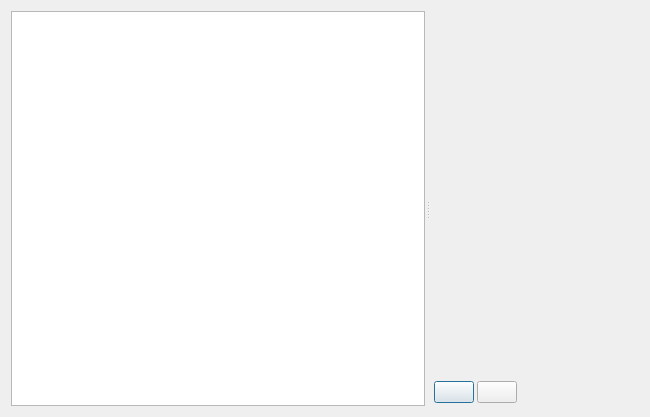
This is Tools/ResourceEditor/DataQt/soundbrowser.ui in xaoctech/dava.engine as Qt 5 draws it before an edit. The edited form follows.
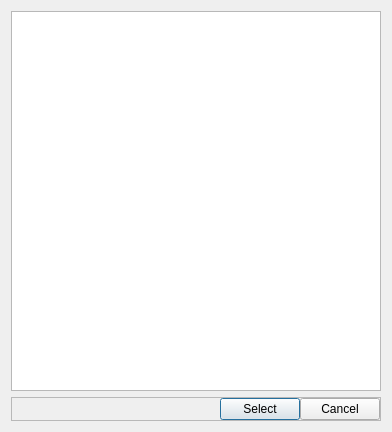
This is the edited form.

```diff
--- a/Tools/ResourceEditor/DataQt/soundbrowser.ui
+++ b/Tools/ResourceEditor/DataQt/soundbrowser.ui
@@ -6,8 +6,8 @@
    <rect>
     <x>0</x>
     <y>0</y>
-    <width>650</width>
-    <height>417</height>
+    <width>392</width>
+    <height>432</height>
    </rect>
   </property>
   <property name="sizePolicy">
@@ -19,25 +19,9 @@
   <property name="windowTitle">
    <string>SoundComponent Options</string>
   </property>
-  <layout class="QHBoxLayout" name="horizontalLayout">
+  <layout class="QVBoxLayout" name="verticalLayout">
    <item>
-    <widget class="QSplitter" name="splitter">
-     <property name="orientation">
-      <enum>Qt::Horizontal</enum>
-     </property>
-     <property name="handleWidth">
-      <number>6</number>
-     </property>
-     <property name="childrenCollapsible">
-      <bool>false</bool>
-     </property>
      <widget class="QTreeWidget" name="treeWidget">
-      <property name="sizePolicy">
-       <sizepolicy hsizetype="Preferred" vsizetype="Preferred">
-        <horstretch>0</horstretch>
-        <verstretch>0</verstretch>
-       </sizepolicy>
-      </property>
       <property name="minimumSize">
        <size>
         <width>200</width>
@@ -52,94 +36,26 @@
       </attribute>
       <column>
        <property name="text">
-        <string>Column</string>
+       <string notr="true">1</string>
        </property>
       </column>
      </widget>
+   </item>
+   <item>
      <widget class="QFrame" name="frame">
-      <property name="minimumSize">
-       <size>
-        <width>200</width>
-        <height>0</height>
-       </size>
-      </property>
-      <layout class="QVBoxLayout" name="verticalLayout">
-       <property name="spacing">
-        <number>0</number>
-       </property>
-       <property name="margin">
-        <number>0</number>
-       </property>
-       <item>
-        <widget class="QLabel" name="eventNameLabel">
-         <property name="text">
-          <string/>
-         </property>
-         <property name="alignment">
-          <set>Qt::AlignCenter</set>
-         </property>
-        </widget>
-       </item>
-       <item>
-        <widget class="QFrame" name="paramsFrame">
          <property name="frameShape">
-          <enum>QFrame::NoFrame</enum>
+      <enum>QFrame::StyledPanel</enum>
          </property>
          <property name="frameShadow">
           <enum>QFrame::Raised</enum>
          </property>
-         <layout class="QGridLayout" name="gridLayout">
-          <property name="margin">
-           <number>6</number>
-          </property>
+     <layout class="QHBoxLayout" name="horizontalLayout">
           <property name="spacing">
-           <number>3</number>
-          </property>
-         </layout>
-        </widget>
-       </item>
-       <item>
-        <spacer name="verticalSpacer">
-         <property name="orientation">
-          <enum>Qt::Vertical</enum>
-         </property>
-         <property name="sizeHint" stdset="0">
-          <size>
-           <width>20</width>
-           <height>40</height>
-          </size>
-         </property>
-        </spacer>
-       </item>
-       <item>
-        <widget class="QFrame" name="frame_2">
-         <property name="frameShape">
-          <enum>QFrame::NoFrame</enum>
-         </property>
-         <property name="frameShadow">
-          <enum>QFrame::Raised</enum>
-         </property>
-         <layout class="QHBoxLayout" name="horizontalLayout_2">
-          <property name="spacing">
-           <number>3</number>
-          </property>
+       <number>0</number>
+      </property>
           <property name="margin">
-           <number>3</number>
-          </property>
-          <item>
-           <widget class="QPushButton" name="playButton">
-            <property name="text">
-             <string/>
-            </property>
-           </widget>
-          </item>
-          <item>
-           <widget class="QPushButton" name="stopButton">
-            <property name="text">
-             <string/>
-            </property>
-           </widget>
-          </item>
+       <number>0</number>
+      </property>
           <item>
            <spacer name="horizontalSpacer">
             <property name="orientation">
@@ -153,11 +69,21 @@
             </property>
            </spacer>
           </item>
-         </layout>
-        </widget>
-       </item>
-      </layout>
-     </widget>
+      <item>
+       <widget class="QPushButton" name="selectButton">
+        <property name="text">
+         <string>Select</string>
+        </property>
+       </widget>
+      </item>
+      <item>
+       <widget class="QPushButton" name="cancelButton">
+        <property name="text">
+         <string>Cancel</string>
+        </property>
+       </widget>
+      </item>
+     </layout>
     </widget>
    </item>
   </layout>
```
Left out of the diff: 2 changed lines with no effect on the pictures. Lines whose indentation alone changed are shown as unchanged.
